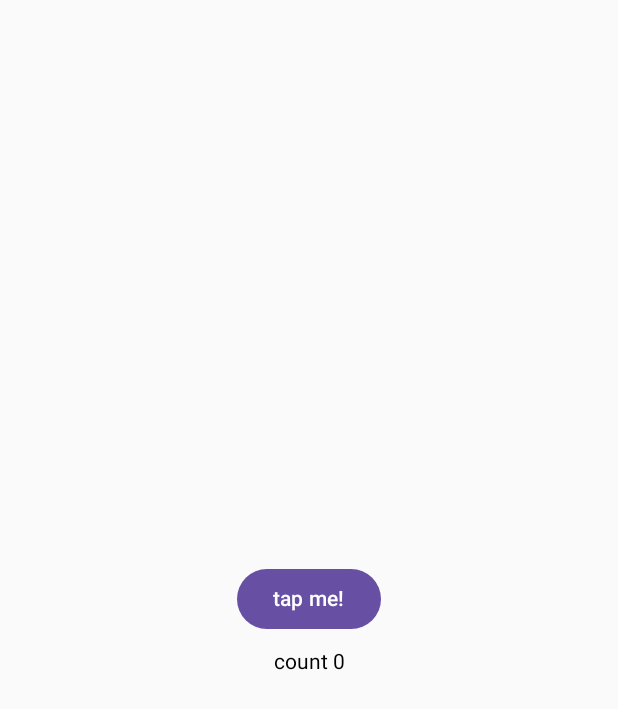
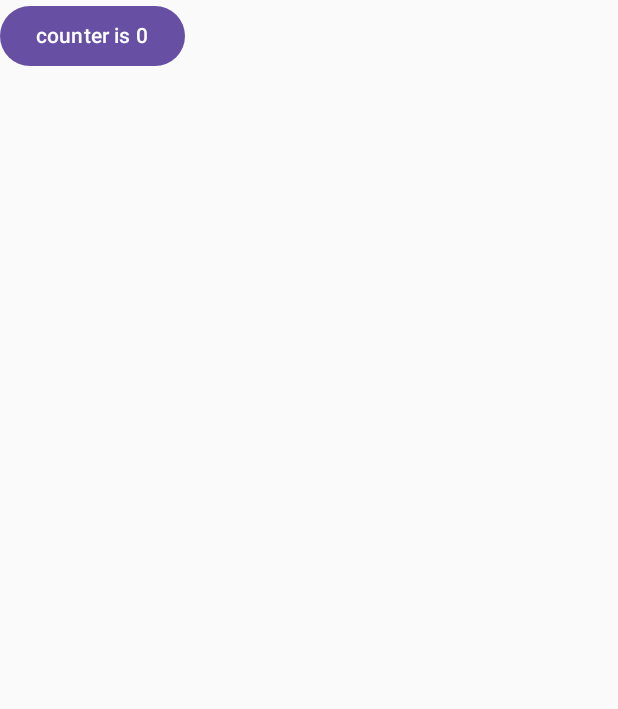
Before and after one commit to nikhilsutar123/ComposeApp, an Android app built with Jetpack Compose: the screen it shows after launch (MainActivity), on a phone screen of 412 x 824 dp. Shown: the top 709 px of the screen. Run offline under Robolectric (Android 15) with nearby library versions, the phone set to English and light mode, and no system bars; our stand-ins replace constraintlayout-compose.

```diff
--- a/app/src/main/java/com/example/composeapp/MainActivity.kt
+++ b/app/src/main/java/com/example/composeapp/MainActivity.kt
@@ -41,7 +41,7 @@ class MainActivity : ComponentActivity() {
         super.onCreate(savedInstanceState)
         setContent {
 //            val value = produceStateDemo(count = 10)
-            WithSideEffect()
+            derivedStateDemo()
 //            Column(
 //                modifier = Modifier.fillMaxSize(),
 //                horizontalAlignment = Alignment.CenterHorizontally,
@@ -59,6 +59,22 @@ class MainActivity : ComponentActivity() {
                 delay(1000L)
                 value++
             }
+        }
+    }
+
+    @Composable
+    fun derivedStateDemo(){
+        var count by remember {
+            mutableIntStateOf(0)
+        }
+        val counterText by remember {
+            derivedStateOf {
+              "counter is $count"
+            }
+        }
+
+        Button(onClick = { count++}) {
+            Text(text = counterText)
         }
     }
 
```
